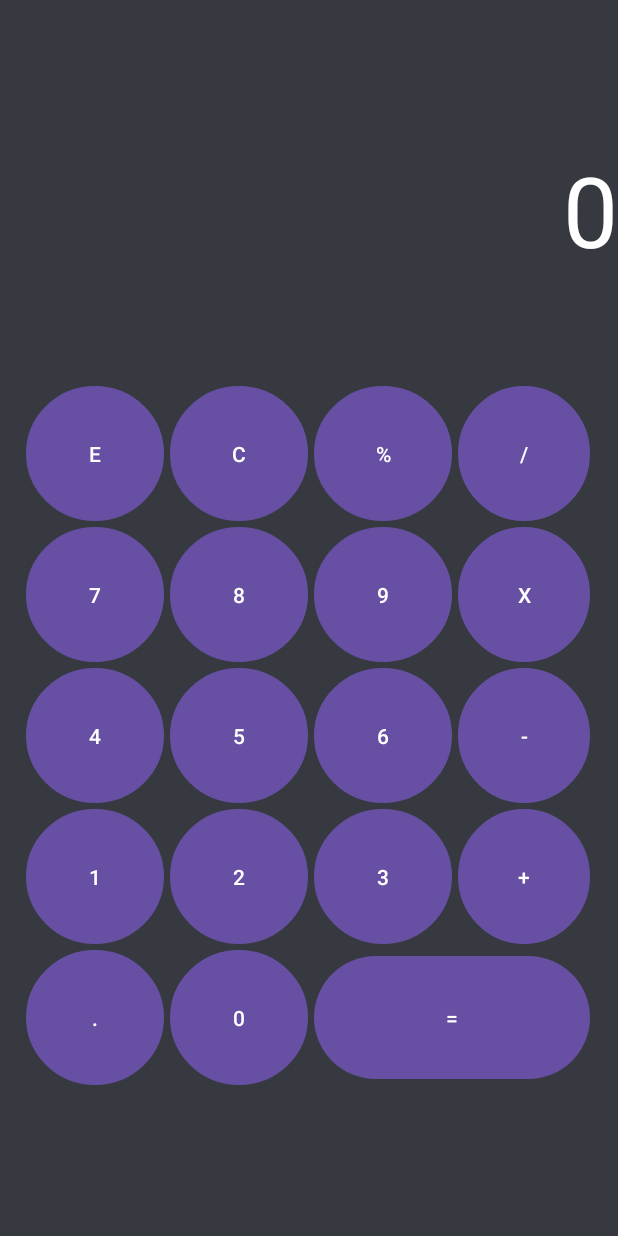
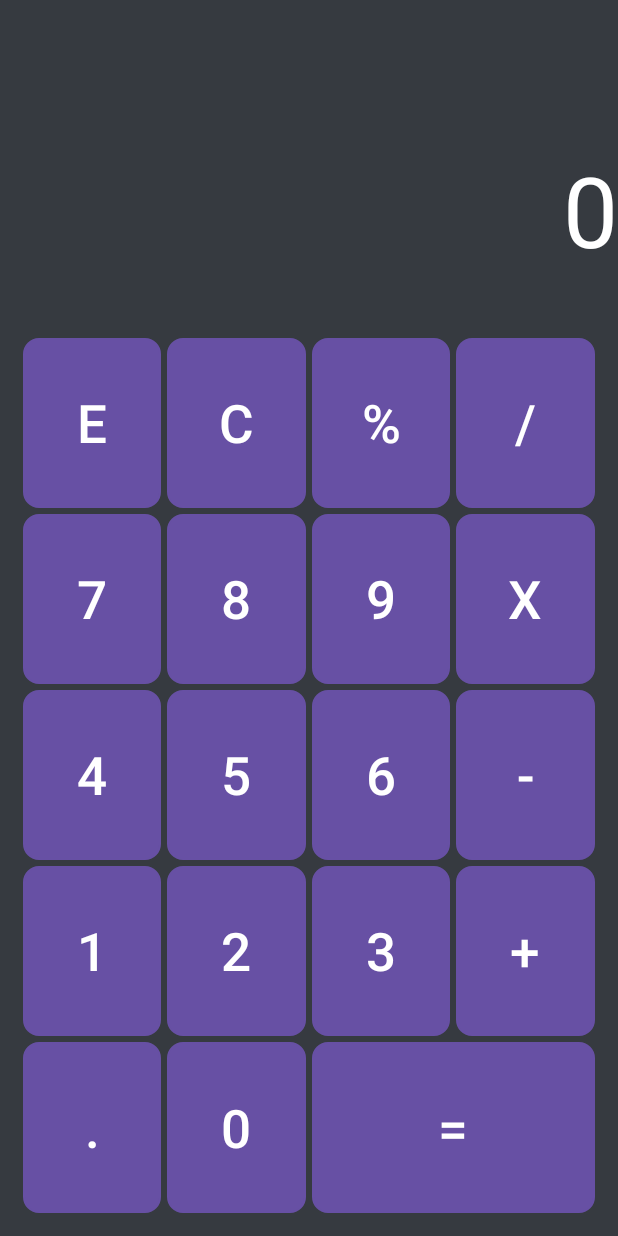
Before and after one commit to Srihari-G-Acharya/Projects, an Android app: the screen it shows after launch (MainActivity), on a phone screen of 412 x 824 dp. Run offline under Robolectric (Android 15) with nearby library versions, the phone set to English and light mode, and no system bars.

Commit message:
Used grid layout

```diff
--- a/Android Dev/Calculator/app/src/main/java/com/example/calculator/MainActivity.java
+++ b/Android Dev/Calculator/app/src/main/java/com/example/calculator/MainActivity.java
@@ -56,6 +56,7 @@ Button temp,E,C,div,mul,per,add,sub,one1,two2,three3,four4,five5,six6,seven7,eig
         eq=findViewById(R.id.equal);
         dott=findViewById(R.id.dot);
 //        nothing=findViewById(R.id.empty);
+
 
         E.setOnClickListener(this);
         C.setOnClickListener(this);
--- a/Android Dev/Calculator/app/src/main/res/drawable/button.xml
+++ b/Android Dev/Calculator/app/src/main/res/drawable/button.xml
@@ -1,7 +1,9 @@
 <?xml version="1.0" encoding="utf-8"?>
 <shape xmlns:android="http://schemas.android.com/apk/res/android"
-    android:shape="oval"
+    android:shape="rectangle"
+
     >
+    <corners android:radius="10dp"></corners>
     <solid android:color="@color/darkgrey" ></solid>
     <padding android:bottom="30dp"></padding>
     <stroke android:color="@color/black" android:width="1dp"></stroke>
--- a/Android Dev/Calculator/app/src/main/res/layout/activity_main.xml
+++ b/Android Dev/Calculator/app/src/main/res/layout/activity_main.xml
@@ -54,224 +54,234 @@
 
     </TextView>
 
-    <TableLayout
-        android:id="@+id/buttonlayout"
+
+
+    <GridLayout
         android:layout_width="match_parent"
-        android:layout_height="wrap_content"
-        android:layout_marginTop="30dp"
-        android:stretchColumns="0,1,2"
-        app:layout_constraintEnd_toEndOf="parent"
-        android:padding="15dp"
-        app:layout_constraintStart_toStartOf="parent"
+        android:layout_height="0dp"
         app:layout_constraintTop_toBottomOf="@+id/opera"
+        app:layout_constraintBottom_toBottomOf="parent"
+        android:columnCount="4"
+        android:rowCount="5"
+        android:layout_margin="13dp"
+
         >
-
-        <TableRow
-            android:id="@+id/row1"
-            android:layout_width="wrap_content"
-            android:layout_height="78dp"
-            >
-
             <Button
                 android:id="@+id/erase"
-                android:layout_height="90dp"
-                android:layout_width="match_parent"
+                android:textSize="35sp"
                 android:background="@drawable/button"
+                android:layout_height="wrap_content"
                 android:shadowColor="@color/black"
-                android:shadowRadius="@integer/material_motion_duration_long_1"
                 android:text="E"
                 android:layout_margin="2dp"
+                android:layout_columnWeight="1"
+                android:layout_rowWeight="1"
                 ></Button>
 
             <Button
                 android:id="@+id/clear"
-                android:layout_height="90dp"
+                android:textSize="35sp"
                 android:background="@drawable/button"
+                android:layout_height="wrap_content"
                 android:shadowColor="@color/black"
-                android:shadowRadius="@integer/material_motion_duration_long_1"
                 android:layout_margin="2dp"
+                android:layout_columnWeight="1"
+                android:layout_rowWeight="1"
                 android:text="C"></Button>
 
             <Button
                 android:id="@+id/percen"
-                android:layout_height="90dp"
+                android:textSize="35sp"
                 android:background="@drawable/button"
+                android:layout_height="wrap_content"
                 android:shadowColor="@color/black"
-                android:shadowRadius="@integer/material_motion_duration_long_1"
                 android:layout_margin="2dp"
+                android:layout_columnWeight="1"
+                android:layout_rowWeight="1"
                 android:text="%"></Button>
 
             <Button
                 android:id="@+id/divide"
-                android:layout_height="90dp"
+                android:textSize="35sp"
                 android:background="@drawable/button"
+                android:layout_height="wrap_content"
                 android:shadowColor="@color/black"
-                android:shadowRadius="@integer/material_motion_duration_long_1"
                 android:layout_margin="2dp"
+                android:layout_columnWeight="1"
+                android:layout_rowWeight="1"
                 android:text="/"></Button>
-        </TableRow>
 
-        <TableRow
-            android:id="@+id/row2"
-            android:layout_width="match_parent"
-            android:layout_height="wrap_content"
-            >
 
             <Button
                 android:id="@+id/seven"
-                android:layout_height="90dp"
+                android:textSize="35sp"
                 android:background="@drawable/button"
+                android:layout_height="wrap_content"
                 android:shadowColor="@color/black"
-                android:shadowRadius="@integer/material_motion_duration_long_1"
                 android:layout_margin="2dp"
+                android:layout_columnWeight="1"
+                android:layout_rowWeight="1"
                 android:text="7"></Button>
 
             <Button
                 android:id="@+id/eight"
-                android:layout_height="90dp"
+                android:textSize="35sp"
                 android:background="@drawable/button"
+                android:layout_height="wrap_content"
                 android:shadowColor="@color/black"
-                android:shadowRadius="@integer/material_motion_duration_long_1"
                 android:layout_margin="2dp"
+                android:layout_columnWeight="1"
+                android:layout_rowWeight="1"
                 android:text="8"></Button>
 
             <Button
+                android:background="@drawable/button"
                 android:id="@+id/nine"
-                android:layout_height="90dp"
-                android:background="@drawable/button"
+                android:textSize="35sp"
+                android:layout_height="wrap_content"
                 android:shadowColor="@color/black"
-                android:shadowRadius="@integer/material_motion_duration_long_1"
                 android:layout_margin="2dp"
+                android:layout_columnWeight="1"
+                android:layout_rowWeight="1"
                 android:text="9"></Button>
 
             <Button
+                android:background="@drawable/button"
                 android:id="@+id/multi"
-                android:layout_height="90dp"
-                android:background="@drawable/button"
+                android:textSize="35sp"
+                android:layout_height="wrap_content"
                 android:shadowColor="@color/black"
-                android:shadowRadius="@integer/material_motion_duration_long_1"
                 android:layout_margin="2dp"
+                android:layout_columnWeight="1"
+                android:layout_rowWeight="1"
                 android:text="X"></Button>
-        </TableRow>
 
-        <TableRow
-            android:id="@+id/row3"
-            android:layout_width="match_parent"
-            android:layout_height="wrap_content">
 
             <Button
+                android:background="@drawable/button"
                 android:id="@+id/four"
-                android:layout_height="90dp"
-                android:layout_width="wrap_content"
-                android:background="@drawable/button"
+                android:textSize="35sp"
+                android:layout_height="wrap_content"
                 android:shadowColor="@color/black"
-                android:shadowRadius="@integer/material_motion_duration_long_1"
                 android:layout_margin="2dp"
+                android:layout_columnWeight="1"
+                android:layout_rowWeight="1"
                 android:text="4"></Button>
 
             <Button
+                android:background="@drawable/button"
                 android:id="@+id/five"
-                android:layout_height="90dp"
-                android:background="@drawable/button"
+                android:textSize="35sp"
+                android:layout_height="wrap_content"
                 android:shadowColor="@color/black"
-                android:shadowRadius="@integer/material_motion_duration_long_1"
                 android:layout_margin="2dp"
+                android:layout_columnWeight="1"
+                android:layout_rowWeight="1"
                 android:text="5"></Button>
 
             <Button
+                android:background="@drawable/button"
                 android:id="@+id/six"
-                android:layout_height="90dp"
-                android:background="@drawable/button"
+                android:textSize="35sp"
+                android:layout_height="wrap_content"
                 android:shadowColor="@color/black"
-                android:shadowRadius="@integer/material_motion_duration_long_1"
                 android:layout_margin="2dp"
+                android:layout_columnWeight="1"
+                android:layout_rowWeight="1"
                 android:text="6"></Button>
 
             <Button
+                android:background="@drawable/button"
                 android:id="@+id/minus"
-                android:layout_height="90dp"
-                android:background="@drawable/button"
+                android:textSize="35sp"
+                android:layout_height="wrap_content"
                 android:shadowColor="@color/black"
-                android:shadowRadius="@integer/material_motion_duration_long_1"
                 android:layout_margin="2dp"
+                android:layout_columnWeight="1"
+                android:layout_rowWeight="1"
                 android:text="-"></Button>
-        </TableRow>
 
-        <TableRow
-            android:id="@+id/row4"
-            android:layout_width="match_parent"
-            android:layout_height="wrap_content"
-            >
 
             <Button
+                android:background="@drawable/button"
                 android:id="@+id/one"
-                android:layout_height="90dp"
-                android:background="@drawable/button"
+                android:textSize="35sp"
+                android:layout_height="wrap_content"
                 android:shadowColor="@color/black"
-                android:shadowRadius="@integer/material_motion_duration_long_1"
                 android:layout_margin="2dp"
+                android:layout_columnWeight="1"
+                android:layout_rowWeight="1"
                 android:text="1"></Button>
 
             <Button
+                android:background="@drawable/button"
                 android:id="@+id/two"
-                android:layout_height="90dp"
-                android:background="@drawable/button"
+                android:textSize="35sp"
+                android:layout_height="wrap_content"
                 android:shadowColor="@color/black"
-                android:shadowRadius="@integer/material_motion_duration_long_1"
                 android:layout_margin="2dp"
+                android:layout_columnWeight="1"
+                android:layout_rowWeight="1"
                 android:text="2"></Button>
 
             <Button
+                android:background="@drawable/button"
                 android:id="@+id/three"
-                android:layout_height="90dp"
-                android:background="@drawable/button"
+                android:textSize="35sp"
+                android:layout_height="wrap_content"
                 android:shadowColor="@color/black"
-                android:shadowRadius="@integer/material_motion_duration_long_1"
                 android:layout_margin="2dp"
+                android:layout_columnWeight="1"
+                android:layout_rowWeight="1"
                 android:text="3"></Button>
 
             <Button
+                android:background="@drawable/button"
                 android:id="@+id/plus"
-                android:layout_height="90dp"
-                android:background="@drawable/button"
+                android:textSize="35sp"
+                android:layout_height="wrap_content"
                 android:shadowColor="@color/black"
-                android:shadowRadius="@integer/material_motion_duration_long_1"
                 android:layout_margin="2dp"
+                android:layout_columnWeight="1"
+                android:layout_rowWeight="1"
                 android:text="+"></Button>
-        </TableRow>
 
-        <TableRow
-            android:id="@+id/row5"
-            android:layout_width="match_parent"
-            android:layout_height="wrap_content"
-            >
 
             <Button
+                android:background="@drawable/button"
                 android:id="@+id/dot"
-                android:layout_height="90dp"
-                android:background="@drawable/button"
+                android:textSize="35sp"
+                android:layout_height="wrap_content"
                 android:shadowColor="@color/black"
-                android:shadowRadius="@integer/material_motion_duration_long_1"
                 android:layout_margin="2dp"
+                android:layout_columnWeight="1"
+                android:layout_rowWeight="1"
                 android:text="."></Button>
 
             <Button
+                android:background="@drawable/button"
                 android:id="@+id/zero"
-                android:layout_height="90dp"
-                android:background="@drawable/button"
+                android:textSize="35sp"
+                android:layout_height="wrap_content"
                 android:shadowColor="@color/black"
-                android:shadowRadius="@integer/material_motion_duration_long_1"
                 android:layout_margin="2dp"
+                android:layout_columnWeight="1"
+                android:layout_rowWeight="1"
                 android:text="0"></Button>
 
             <Button
+                android:background="@drawable/button"
                 android:id="@+id/equal"
-                android:layout_height="90dp"
+                android:textSize="35sp"
+                android:layout_height="wrap_content"
                 android:shadowColor="@color/black"
-                android:shadowRadius="@integer/material_motion_duration_long_1"
                 android:layout_margin="2dp"
-                android:layout_span="2"
+                android:layout_columnWeight="1"
+                android:layout_rowWeight="1"
+                android:layout_columnSpan="2"
                 android:text="="></Button>
+
+    </GridLayout>
 
 <!--            <Button-->
 <!--                android:id="@+id/empty"-->
@@ -281,10 +291,9 @@
 <!--                android:shadowRadius="@integer/material_motion_duration_long_1"-->
 <!--                android:layout_margin="2dp"-->
 <!--                android:text="||"></Button>-->
-        </TableRow>
 
 
-    </TableLayout>
+
 
 
 
```
